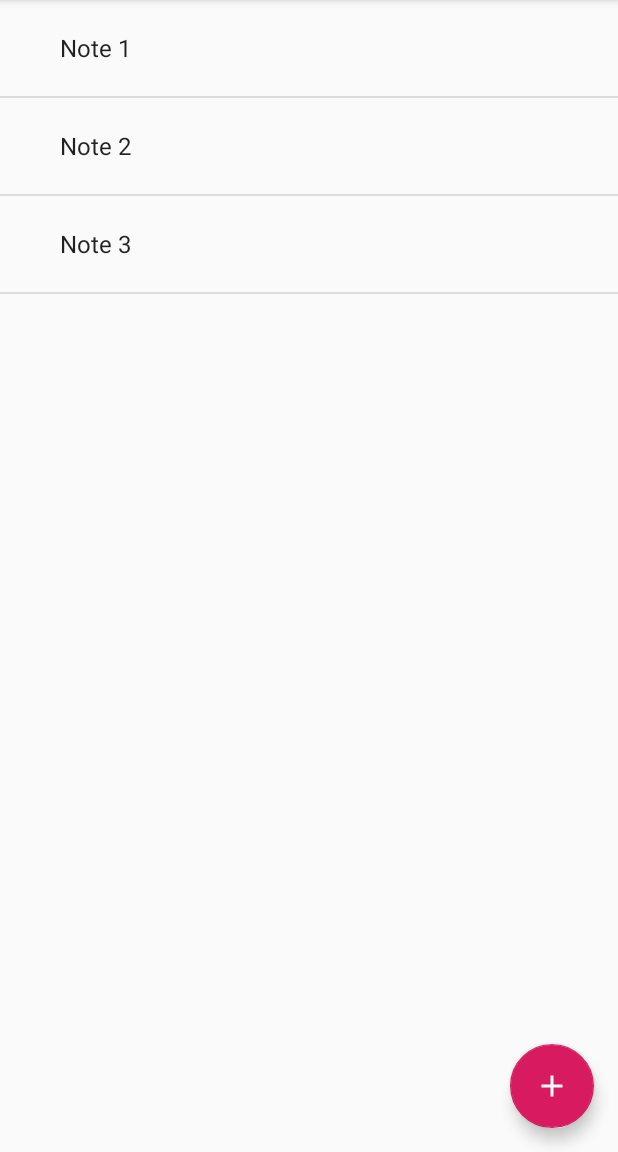
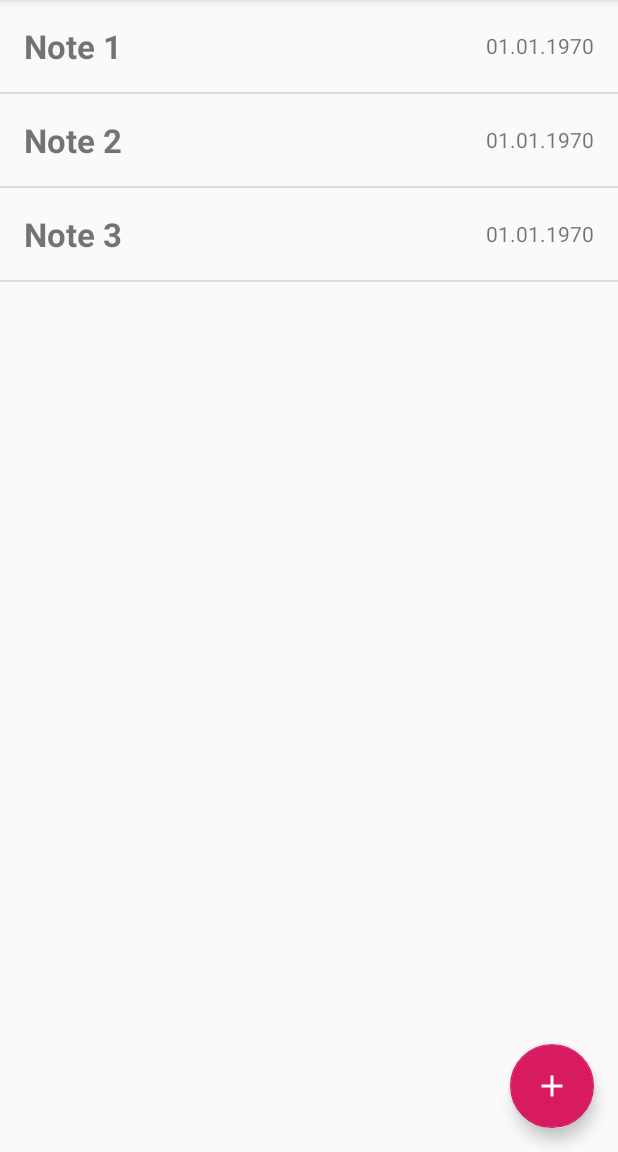
Before and after one commit to Lider123/MyNotepad, an Android app: the screen it shows after launch (MainActivity), on a phone screen of 412 x 824 dp, the part 84-1236 px from its top. Run offline under Robolectric (Android 15) with nearby library versions, the phone set to English and light mode, and no system bars.

Commit message:
Added note layout

```diff
--- a/app/src/main/java/com/babaetskv/mynotepad/NoteAdapter.kt
+++ b/app/src/main/java/com/babaetskv/mynotepad/NoteAdapter.kt
@@ -7,6 +7,8 @@ import android.view.View
 import android.view.ViewGroup
 import android.widget.BaseAdapter
 import android.widget.TextView
+import org.w3c.dom.Text
+import java.text.SimpleDateFormat
 
 /**
  * @author babaetskv on 10.12.19
@@ -15,9 +17,10 @@ class NoteAdapter(private val context: Context, private val items: List<Note>) :
 
     override fun getView(position: Int, convertView: View?, parent: ViewGroup?): View {
         val inflater = LayoutInflater.from(context)
-        val view = inflater.inflate(android.R.layout.simple_expandable_list_item_1, parent, false)
+        val view = inflater.inflate(R.layout.item_note, parent, false)
         val note = getItem(position)
-        view.findViewById<TextView>(android.R.id.text1).text = note.title
+        view.findViewById<TextView>(R.id.item_note_title).text = note.title
+        view.findViewById<TextView>(R.id.item_note_date).text = SimpleDateFormat("dd.MM.yyyy").format(note.updatedAt)
         view.setOnClickListener {
             val intent = Intent(context, NoteActivity::class.java)
             intent.putExtra(NoteActivity.EXTRA_NOTE, note)
--- /dev/null
+++ b/app/src/main/res/layout/item_note.xml
@@ -0,0 +1,29 @@
+<?xml version="1.0" encoding="utf-8"?>
+<LinearLayout
+    xmlns:android="http://schemas.android.com/apk/res/android"
+    xmlns:tools="http://schemas.android.com/tools"
+    android:orientation="horizontal"
+    android:layout_width="match_parent"
+    android:layout_height="wrap_content"
+    android:gravity="center_vertical"
+    android:padding="16dp">
+
+    <TextView
+        android:id="@+id/item_note_title"
+        android:layout_width="0dp"
+        android:layout_height="wrap_content"
+        android:layout_weight="1"
+        tools:text="Title"
+        android:textStyle="bold"
+        android:layout_marginEnd="4dp"
+        android:ellipsize="end"
+        android:textSize="22sp"/>
+
+    <TextView
+        android:id="@+id/item_note_date"
+        android:layout_width="wrap_content"
+        android:layout_height="wrap_content"
+        android:textSize="14sp"
+        tools:text="01.01.1970"/>
+
+</LinearLayout>
```
